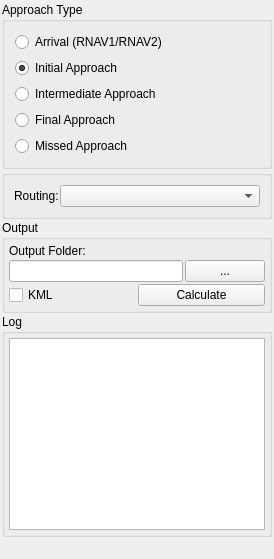
Qt form Q_Pansopy/ui/pbn/qpansopy_lnav_dockwidget.ui (FLYGHT7/qpansopy) before a commit.
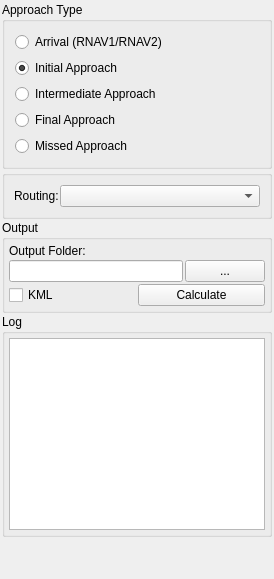
The same form after that commit. Custom widgets are drawn as their Qt base class.

Commit message: Refactor UI components: update minimum sizes and clean up unused dock widgets

The edit to the form file:
```diff
--- a/Q_Pansopy/ui/pbn/qpansopy_lnav_dockwidget.ui
+++ b/Q_Pansopy/ui/pbn/qpansopy_lnav_dockwidget.ui
@@ -4,8 +4,6 @@
  <widget class="QDockWidget" name="QPANSOPYLNAVDockWidget">
   <property name="minimumSize">
    <size>
-    <width>0</width>
-    <height>0</height>
     <width>250</width>
     <height>200</height>
    </size>
@@ -225,7 +223,6 @@
       <property name="sizeHint" stdset="0">
        <size>
         <width>20</width>
-        <height>20</height>
         <height>40</height>
        </size>
       </property>
```
Lines whose indentation alone changed are shown as unchanged. The commit also changes 4 other files.
